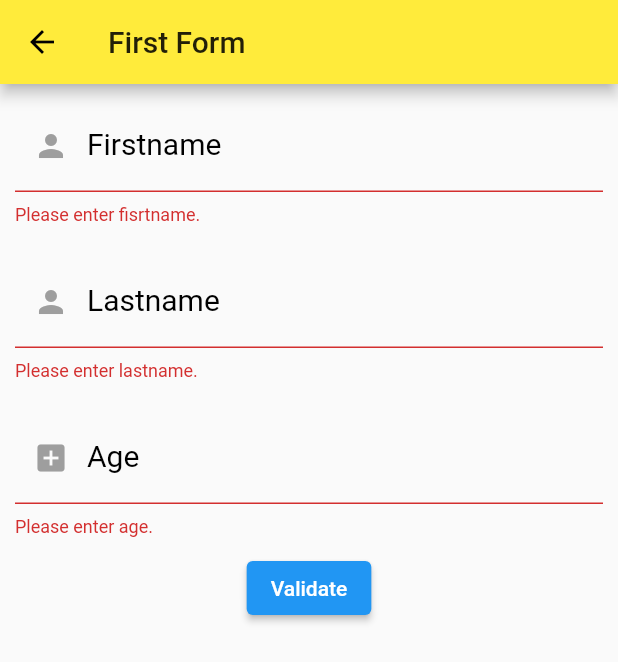
After one commit to is767-1-2021/pruettisak, a Flutter app: the SixthPage screen opened by its route, after a tap on "Validate", on a phone screen of 412 x 824 dp. The commit adds this screen. Shown: the top 662 px of the screen. Run offline on Flutter 3.47's test engine with Material 2 defaults, Android fonts, the phone set to English and light mode, and no system bars.

Commit message:
31-8-2021

```diff
--- /dev/null
+++ b/is767_app/lib/screens/sixth_page.dart
@@ -0,0 +1,106 @@
+import 'package:flutter/material.dart';
+
+class SixthPage extends StatelessWidget {
+  @override
+  Widget build(BuildContext context) {
+    return Scaffold(
+      appBar: AppBar(
+        title: Text('First Form'),
+      ),
+      body: MyCustomForm(),
+    );
+  }
+}
+
+class MyCustomForm extends StatefulWidget {
+  @override
+  _MyCustomFormState createState() => _MyCustomFormState();
+}
+
+class _MyCustomFormState extends State<MyCustomForm> {
+  final _formKey = GlobalKey<FormState>();
+  @override
+  Widget build(BuildContext context) {
+    return Form(
+      key: _formKey,
+      child: Column(
+        children: <Widget>[
+          Padding(
+            padding: const EdgeInsets.all(10.0),
+            child: TextFormField(
+              decoration: InputDecoration(
+                  border: UnderlineInputBorder(),
+                  prefixIcon: Icon(
+                    Icons.person,
+                    color: Colors.grey,
+                  ),
+                  labelText: 'Firstname',
+                  hintText: 'Enter ypur firstname',
+                  labelStyle: TextStyle(color: Colors.black, fontSize: 20)),
+              validator: (value) {
+                if (value == null || value.isEmpty) {
+                  return 'Please enter fisrtname.';
+                }
+                return null;
+              },
+            ),
+          ),
+          Padding(
+            padding: const EdgeInsets.all(10.0),
+            child: TextFormField(
+              decoration: InputDecoration(
+                  border: UnderlineInputBorder(),
+                  prefixIcon: Icon(
+                    Icons.person,
+                    color: Colors.grey,
+                  ),
+                  labelText: 'Lastname',
+                  hintText: 'Enter ypur lastname',
+                  labelStyle: TextStyle(color: Colors.black, fontSize: 20)),
+              validator: (value) {
+                if (value == null || value.isEmpty) {
+                  return 'Please enter lastname.';
+                }
+                return null;
+              },
+            ),
+          ),
+          Padding(
+            padding: const EdgeInsets.all(10.0),
+            child: TextFormField(
+              decoration: InputDecoration(
+                  border: UnderlineInputBorder(),
+                  prefixIcon: Icon(
+                    Icons.add_box,
+                    color: Colors.grey,
+                  ),
+                  labelText: 'Age',
+                  hintText: 'Enter ypur age',
+                  labelStyle: TextStyle(color: Colors.black, fontSize: 20)),
+              validator: (value) {
+                if (value == null || value.isEmpty) {
+                  return 'Please enter age.';
+                }
+
+                if (int.parse(value) < 18) {
+                  return 'Please enter valid age.';
+                }
+                return null;
+              },
+            ),
+          ),
+          ElevatedButton(
+            onPressed: () {
+              if (_formKey.currentState.validate()) {
+                print('--------------------------------');
+                print('Hooray!!!!!!!!!!!!!!!!!!!!!!!!!');
+                print('--------------------------------');
+              }
+            },
+            child: Text('Validate'),
+          )
+        ],
+      ),
+    );
+  }
+}
```
Also changed, not shown: is767_app/lib/main.dart (+15 -184 lines), is767_app/lib/screens/fifth_page.dart (added, +31 -0 lines), is767_app/lib/screens/first_page.dart (added, +29 -0 lines), is767_app/lib/screens/fourth_page.dart (added, +44 -0 lines), is767_app/lib/screens/second_page.dart (added, +79 -0 lines), is767_app/lib/screens/third_page.dart (added, +39 -0 lines).
